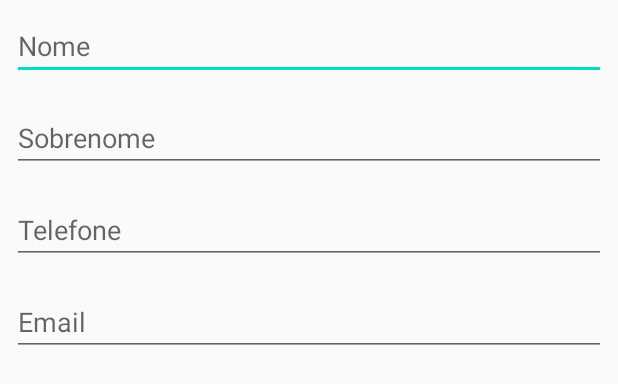
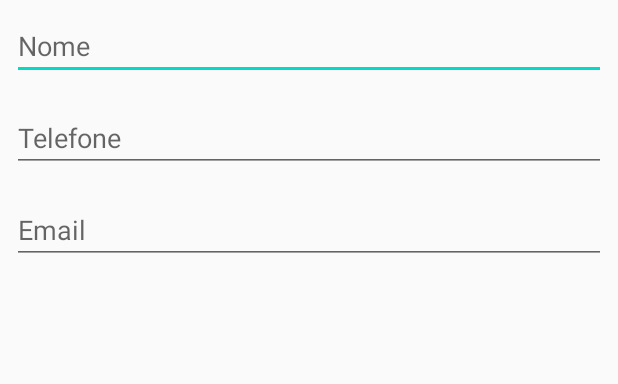
Before and after one commit to joaomrn/Android-Agenda, an Android app: the layout activity_formulario_aluno.xml on its own in the app's theme, with its tools: preview values and no code run, on a phone screen of 412 x 824 dp. Shown: the top 384 px of the screen. Run offline under Robolectric (Android 15) with nearby library versions, the phone set to English and light mode, and no system bars.

```diff
--- a/Agenda/app/src/main/java/br/com/alura/agenda/ui/activity/FormularioAlunoActivity.java
+++ b/Agenda/app/src/main/java/br/com/alura/agenda/ui/activity/FormularioAlunoActivity.java
@@ -21,7 +21,6 @@ public class FormularioAlunoActivity extends AppCompatActivity {
     private static final String TITULO_APPBAR_EDITA_ALUNO = "Edita aluno";
     private AlunoDAO dao;
     private EditText campoNome;
-    private EditText campoSobrenome;
     private EditText campoTelefone;
     private EditText campoEmail;
     private Aluno aluno;
@@ -65,7 +64,6 @@ public class FormularioAlunoActivity extends AppCompatActivity {
 
     private void preencheCampos() {
         campoNome.setText(aluno.getNome());
-        campoSobrenome.setText(aluno.getSobrenome());
         campoTelefone.setText(aluno.getTelefone());
         campoEmail.setText(aluno.getEmail());
     }
@@ -82,19 +80,16 @@ public class FormularioAlunoActivity extends AppCompatActivity {
 
     private void InicializacaoDosCampos() {
         campoNome = findViewById(R.id.activity_formulario_aluno_nome);
-        campoSobrenome = findViewById(R.id.activity_formulario_aluno_sobrenome);
         campoTelefone = findViewById(R.id.activity_formulario_aluno_telefone);
         campoEmail = findViewById(R.id.activity_formulario_aluno_email);
     }
 
     private void preencheAluno() {
         String nome = campoNome.getText().toString();
-        String sobrenome = campoSobrenome.getText().toString();
         String telefone = campoTelefone.getText().toString();
         String email = campoEmail.getText().toString();
 
         aluno.setNome(nome);
-        aluno.setSobrenome(sobrenome);
         aluno.setTelefone(telefone);
         aluno.setEmail(email);
     }
--- a/Agenda/app/src/main/java/br/com/alura/agenda/ui/adapter/ListaAlunosAdapter.java
+++ b/Agenda/app/src/main/java/br/com/alura/agenda/ui/adapter/ListaAlunosAdapter.java
@@ -47,7 +47,7 @@ public class ListaAlunosAdapter extends BaseAdapter {
 
     private void vincula(View view, Aluno aluno) {
         TextView nome = view.findViewById(R.id.item_aluno_nome);
-        nome.setText(aluno.getNomeCompleto());
+        nome.setText(aluno.getNomeCompleto() + " " + aluno.dataFormatada());
         TextView telefone = view.findViewById(R.id.item_aluno_telefone);
         telefone.setText(aluno.getTelefone());
     }
--- a/Agenda/app/src/main/res/layout/activity_formulario_aluno.xml
+++ b/Agenda/app/src/main/res/layout/activity_formulario_aluno.xml
@@ -16,16 +16,6 @@
         android:layout_height="wrap_content"
         android:layout_margin="8dp"
         android:hint="@string/nome"
-        android:importantForAutofill="no"
-        android:inputType="textCapWords"
-        tools:ignore="TouchTargetSizeCheck,TextContrastCheck" />
-
-    <EditText
-        android:id="@+id/activity_formulario_aluno_sobrenome"
-        android:layout_width="match_parent"
-        android:layout_height="wrap_content"
-        android:layout_margin="8dp"
-        android:hint="@string/sobrenome"
         android:importantForAutofill="no"
         android:inputType="textCapWords"
         tools:ignore="TouchTargetSizeCheck,TextContrastCheck" />
--- a/Agenda/app/src/main/res/values/strings.xml
+++ b/Agenda/app/src/main/res/values/strings.xml
@@ -5,5 +5,4 @@
     <string name="email">Email</string>
     <string name="salvar_o_aluno">Salvar o aluno</string>
     <string name="remover">Remover</string>
-    <string name="sobrenome">Sobrenome</string>
 </resources>
```
Also changed, not shown: Agenda/app/src/main/java/br/com/alura/agenda/database/AgendaDatabase.java (+39 -1 lines), Agenda/app/src/main/java/br/com/alura/agenda/database/converter/ConversorCalendar.java (added, +22 -0 lines), Agenda/app/src/main/java/br/com/alura/agenda/model/Aluno.java (+14 -8 lines).
